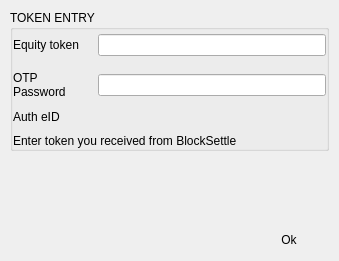
BlockSettle/terminal, file BlockSettleUILib/CCTokenEntryDialog.ui: the form before one commit.
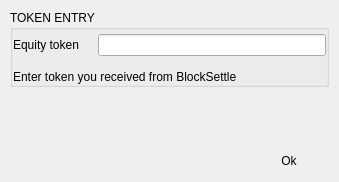
The form after the commit.

What changed in the file:
```diff
--- a/BlockSettleUILib/CCTokenEntryDialog.ui
+++ b/BlockSettleUILib/CCTokenEntryDialog.ui
@@ -7,7 +7,7 @@
     <x>0</x>
     <y>0</y>
     <width>339</width>
-    <height>261</height>
+    <height>182</height>
    </rect>
   </property>
   <property name="sizePolicy">
@@ -141,69 +141,6 @@
            </layout>
           </widget>
          </item>
-         <item>
-          <widget class="QWidget" name="groupBoxOtpPassword" native="true">
-           <property name="minimumSize">
-            <size>
-             <width>0</width>
-             <height>30</height>
-            </size>
-           </property>
-           <layout class="QHBoxLayout" name="horizontalLayout_3">
-            <property name="spacing">
-             <number>5</number>
-            </property>
-            <property name="leftMargin">
-             <number>0</number>
-            </property>
-            <property name="topMargin">
-             <number>0</number>
-            </property>
-            <property name="rightMargin">
-             <number>0</number>
-            </property>
-            <property name="bottomMargin">
-             <number>0</number>
-            </property>
-            <item>
-             <widget class="QLabel" name="label_2">
-              <property name="minimumSize">
-               <size>
-                <width>80</width>
-                <height>0</height>
-               </size>
-              </property>
-              <property name="maximumSize">
-               <size>
-                <width>80</width>
-                <height>16777215</height>
-               </size>
-              </property>
-              <property name="text">
-               <string>OTP Password</string>
-              </property>
-              <property name="wordWrap">
-               <bool>true</bool>
-              </property>
-             </widget>
-            </item>
-            <item>
-             <widget class="QLineEdit" name="lineEditOtpPassword">
-              <property name="echoMode">
-               <enum>QLineEdit::Password</enum>
-              </property>
-             </widget>
-            </item>
-           </layout>
-          </widget>
-         </item>
-         <item>
-          <widget class="QLabel" name="labelAuth">
-           <property name="text">
-            <string>Auth eID</string>
-           </property>
-          </widget>
-         </item>
          <item>
           <widget class="QLabel" name="labelTokenHint">
            <property name="text">
```
